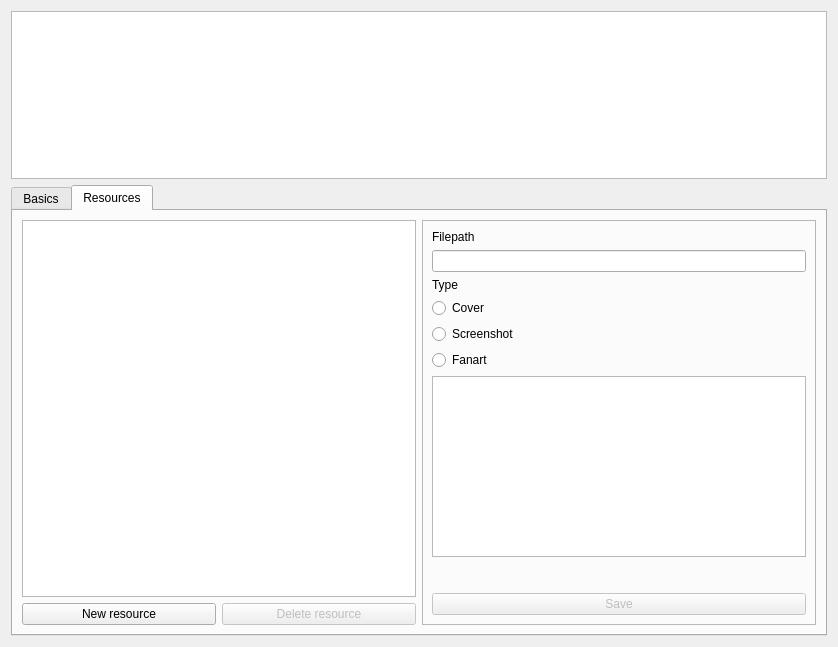
Qt form res/executable.ui (remeh/mehstation-config) before a commit.
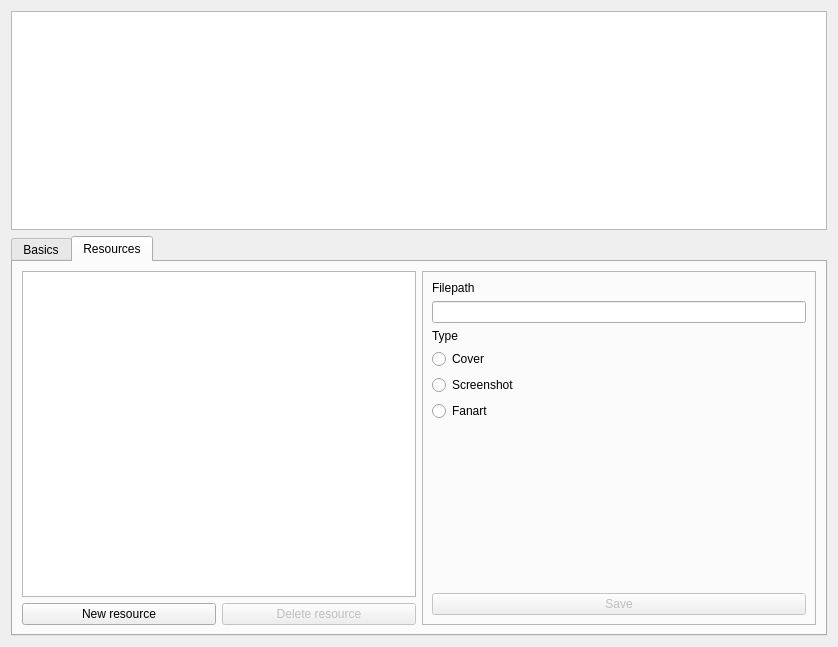
The same form after that commit. The open tabs and pages were chosen to show the change.

Commit message: Display image resource in the ui.

Diff of the .ui file:
```diff
--- a/res/executable.ui
+++ b/res/executable.ui
@@ -238,7 +238,26 @@
                </widget>
               </item>
               <item>
-               <widget class="QGraphicsView" name="resourceView"/>
+               <widget class="QLabel" name="image">
+                <property name="sizePolicy">
+                 <sizepolicy hsizetype="Ignored" vsizetype="Ignored">
+                  <horstretch>0</horstretch>
+                  <verstretch>1</verstretch>
+                 </sizepolicy>
+                </property>
+                <property name="minimumSize">
+                 <size>
+                  <width>50</width>
+                  <height>50</height>
+                 </size>
+                </property>
+                <property name="text">
+                 <string/>
+                </property>
+                <property name="scaledContents">
+                 <bool>true</bool>
+                </property>
+               </widget>
               </item>
               <item>
                <spacer name="verticalSpacer">
```
Left out of the diff: 2 changed lines with no effect on the pictures. The commit also changes 3 other files.
